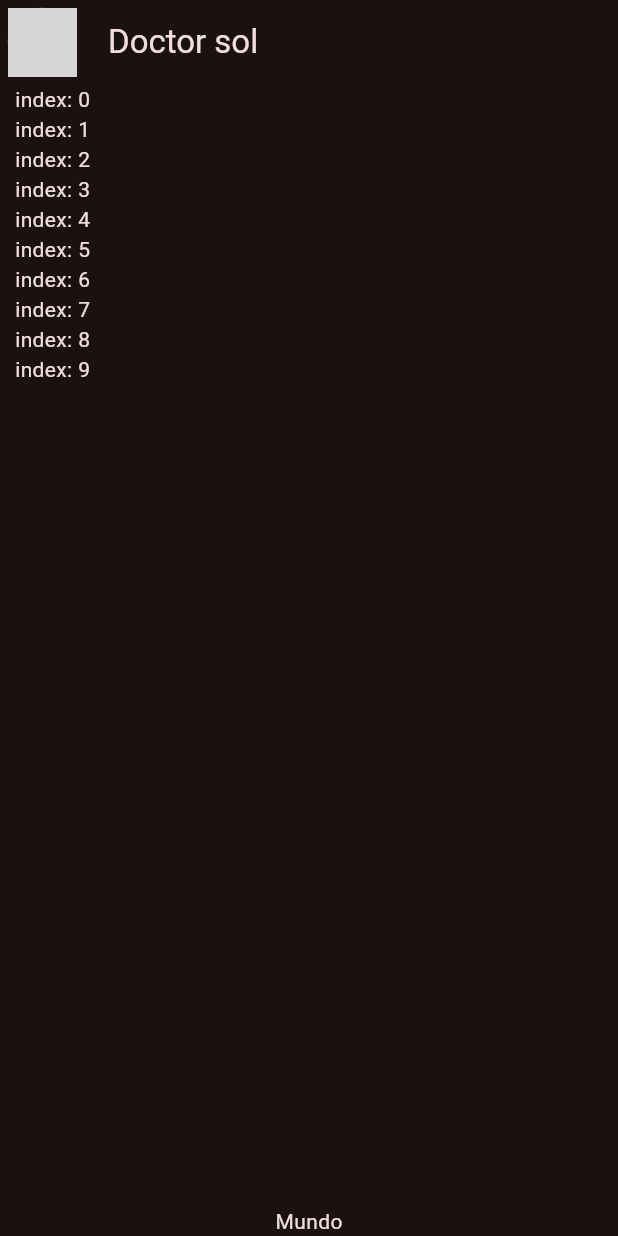
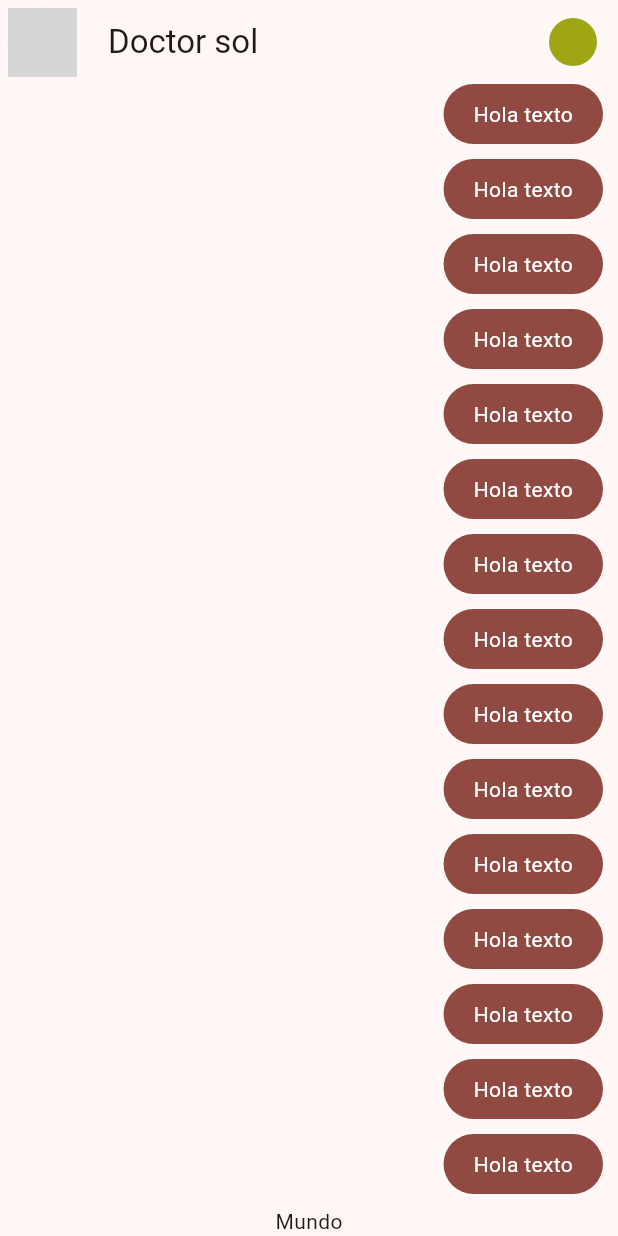
Before and after one commit to Juan-Ayme/movel-mensaje, a Flutter app: the screen it shows after launch, on a phone screen of 412 x 824 dp. Run offline on Flutter 3.47's test engine with Material 3 defaults, Android fonts, the phone set to English and light mode, and no system bars; network calls fail; grey boxes are pictures that could not be loaded.

Commit message:
clase 70

```diff
--- a/lib/config/theme/app_theme.dart
+++ b/lib/config/theme/app_theme.dart
@@ -1,6 +1,6 @@
 import 'package:flutter/material.dart';
 
-const Color _customColor = Color.fromARGB(20, 155, 163, 14);
+const Color _customColor = Color.fromARGB(246, 155, 163, 14);
 
 const List<Color> _colorThemes = [
   _customColor,
@@ -20,7 +20,6 @@ class AppTheme {
   ThemeData theme() {
     return ThemeData(
         useMaterial3: true, colorSchemeSeed: _colorThemes[selectedColor],
-        brightness: Brightness.dark
         );
   }
 }
--- a/lib/main.dart
+++ b/lib/main.dart
@@ -1,5 +1,5 @@
 import 'package:aplicacion_mensaje_m/config/theme/app_theme.dart';
-import 'package:aplicacion_mensaje_m/presentation/chat/chat_screen.dart';
+import 'package:aplicacion_mensaje_m/presentation/screens/chat/chat_screen.dart';
 import 'package:flutter/material.dart';
 
 void main() => runApp(const MyApp());
--- a/lib/presentation/chat/chat_screen.dart
+++ /dev/null
@@ -1,44 +0,0 @@
-import 'package:flutter/material.dart';
-
-class ChatSreen extends StatelessWidget {
-  const ChatSreen({super.key});
-
-  @override
-  Widget build(BuildContext context) {
-    return Scaffold(
-      appBar: AppBar(
-        leading: const Padding(
-          padding: EdgeInsets.all(5.0),
-          child: CircleAvatar(
-            backgroundImage: NetworkImage(
-                'https://th.bing.com/th/id/OIP.UEn6pt4iRHK6eK9N610QtQAAAA?rs=1&pid=ImgDetMain'),
-          ),
-        ),
-        title: const Text('Doctor sol'),
-      ),
-      body: _ChatView(),
-    );
-  }
-}
-
-class _ChatView extends StatelessWidget {
-  @override
-  Widget build(BuildContext context) {
-    return SafeArea(
-      child: Padding(
-        padding: const EdgeInsets.symmetric(horizontal: 10),
-        child: Column(
-          children: [
-            Expanded(child: ListView.builder(
-              itemCount: 10,
-              itemBuilder: (context, index) {
-                return Text('index: $index');
-              },
-            )),
-            const Text('Mundo')
-          ],
-        ),
-      ),
-    );
-  }
-}
--- /dev/null
+++ b/lib/presentation/screens/chat/chat_screen.dart
@@ -0,0 +1,84 @@
+import 'package:aplicacion_mensaje_m/presentation/widgets/my_message_bubble.dart';
+import 'package:flutter/material.dart';
+
+class ChatSreen extends StatefulWidget {
+  const ChatSreen({super.key});
+
+  @override
+  State<ChatSreen> createState() => ChatSreenState();
+}
+
+class ChatSreenState extends State<ChatSreen> {
+  int clickColors = 0;
+
+  @override
+  Widget build(BuildContext context) {
+    return Scaffold(
+      appBar: AppBar(
+        leading: const Padding(
+          padding: EdgeInsets.all(5.0),
+          child: CircleAvatar(
+            backgroundImage: NetworkImage(
+                'https://th.bing.com/th/id/OIP.UEn6pt4iRHK6eK9N610QtQAAAA?rs=1&pid=ImgDetMain'),
+          ),
+        ),
+        title: const Text('Doctor sol'),
+        actions: [
+          _ButtonColor(
+            onPressed: () {
+              setState(() {
+              });
+            },
+            color: const Color.fromARGB(246, 155, 163, 14),
+          )
+        ],
+      ),
+      body: _ChatView(),
+    );
+  }
+
+  int colores() {
+    return clickColors;
+  }
+}
+
+class _ButtonColor extends StatelessWidget {
+  final Color color;
+  final VoidCallback onPressed;
+  const _ButtonColor({required this.onPressed, required this.color});
+  @override
+  Widget build(BuildContext context) {
+    return Padding(
+        padding: const EdgeInsets.all(4.0),
+        child: IconButton(
+            onPressed: onPressed,
+            icon: Container(
+                width: 36,
+                height: 36,
+                decoration: BoxDecoration(color: color, shape: BoxShape.circle),
+                child: const Icon(null))));
+  }
+}
+
+class _ChatView extends StatelessWidget {
+  @override
+  Widget build(BuildContext context) {
+    return SafeArea(
+      child: Padding(
+        padding: const EdgeInsets.symmetric(horizontal: 10),
+        child: Column(
+          children: [
+            Expanded(
+                child: ListView.builder(
+              itemCount: 100,
+              itemBuilder: (context, index) {
+                return const MyMessageBubble();
+              },
+            )),
+            const Text('Mundo')
+          ],
+        ),
+      ),
+    );
+  }
+}
--- /dev/null
+++ b/lib/presentation/widgets/my_message_bubble.dart
@@ -0,0 +1,29 @@
+import 'package:flutter/material.dart';
+
+class MyMessageBubble extends StatelessWidget {
+  const MyMessageBubble({super.key});
+
+  @override
+  Widget build(BuildContext context) {
+    final color = Theme.of(context).colorScheme;
+    return Column(
+      crossAxisAlignment: CrossAxisAlignment.end,
+      children: [
+        Container(
+          decoration: BoxDecoration(
+              color: color.primary, borderRadius: BorderRadius.circular(20)),
+          child: const Padding(
+            padding: EdgeInsets.symmetric(horizontal: 20, vertical: 10),
+            child: Text(
+              'Hola texto',
+              style: TextStyle(color: Colors.white),
+            ),
+          ),
+        ),
+        const SizedBox(
+          height: 10,
+        )
+      ],
+    );
+  }
+}
```
